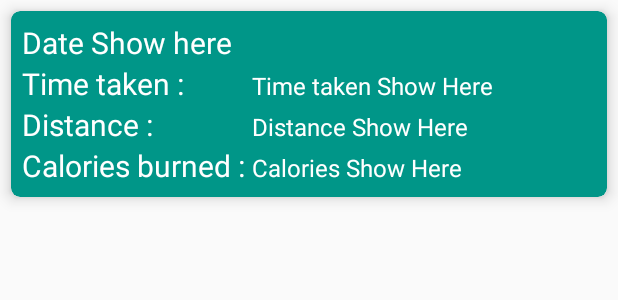
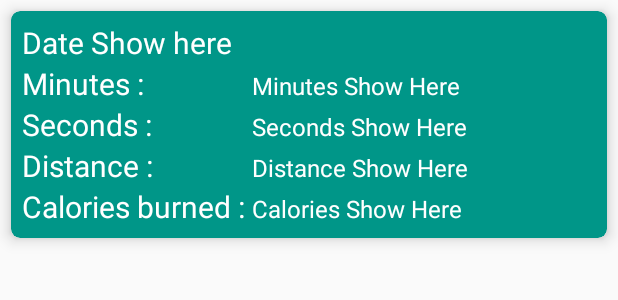
Before and after one commit to fugrammer/ParkConnectorRunningApp, an Android app: the layout cardview.xml on its own in the app's theme, with its tools: preview values and no code run, on a phone screen of 412 x 824 dp. Shown: the top 300 px of the screen. Run offline under Robolectric (Android 15) with nearby library versions, the phone set to English and light mode, and no system bars.

Commit message:
fixed profile, workoutsummary

```diff
--- a/app/src/main/java/com/example/a2006_3/parkconnectorrunningapp/RoutePlanning/Profile.java
+++ b/app/src/main/java/com/example/a2006_3/parkconnectorrunningapp/RoutePlanning/Profile.java
@@ -48,7 +48,7 @@ public class Profile extends AppCompatActivity implements ProfileAPI.RequestList
 
         //Get data from backend to show user's history of routes
         // to-do: some way to pass username into ProfileAPI()
-        new ProfileAPI("songwei",this).execute(); // for testing only
+        new ProfileAPI("trudy",this).execute(); // for testing only
 
     }
     @Override
@@ -61,7 +61,9 @@ public class Profile extends AppCompatActivity implements ProfileAPI.RequestList
 
                 try {
                     JSONObject object = reader.getJSONObject(i);
-                    GetDataAdapter2.setTime(object.getInt("timetaken"));
+                    //GetDataAdapter2.setTime(object.getInt("timetaken"));
+                    GetDataAdapter2.setMin(object.getInt("minutes"));
+                    GetDataAdapter2.setSec(object.getInt("seconds"));
                     GetDataAdapter2.setDist(object.getInt("distance"));
                     GetDataAdapter2.setCal(object.getInt("calorie"));
                     GetDataAdapter2.setDate(object.getString("date"));
--- a/app/src/main/res/layout/cardview.xml
+++ b/app/src/main/res/layout/cardview.xml
@@ -20,53 +20,75 @@
         android:layout_height="wrap_content">
 
         <TableRow>
+
             <TextView
                 android:id="@+id/datetextView"
                 android:layout_width="wrap_content"
                 android:layout_height="wrap_content"
-                android:textSize="20dp"
                 android:text="Date Show here "
                 android:textColor="#ffff"
-                />
+                android:textSize="20dp" />
         </TableRow>
 
         <TableRow>
+
             <TextView
                 android:id="@+id/timelabel"
                 android:layout_width="wrap_content"
                 android:layout_height="wrap_content"
-                android:textSize="20dp"
-                android:text="Time taken : "
+                android:text="Minutes : "
                 android:textColor="#ffff"
-                />
+                android:textSize="20dp" />
+
 
             <TextView
-                android:id="@+id/timetextView"
+                android:id="@+id/mintextView"
                 android:layout_width="wrap_content"
                 android:layout_height="wrap_content"
-                android:textSize="16dp"
-                android:text="Time taken Show Here"
-                android:textColor="#ffff"/>
+                android:text="Minutes Show Here"
+                android:textColor="#ffff"
+                android:textSize="16dp" />
+
         </TableRow>
 
         <TableRow>
+
+            <TextView
+                android:id="@+id/seclabel"
+                android:layout_width="wrap_content"
+                android:layout_height="wrap_content"
+                android:text="Seconds : "
+                android:textColor="#ffff"
+                android:textSize="20dp" />
+
+
+            <TextView
+                android:id="@+id/sectextView"
+                android:layout_width="wrap_content"
+                android:layout_height="wrap_content"
+                android:text="Seconds Show Here"
+                android:textColor="#ffff"
+                android:textSize="16dp" />
+
+        </TableRow>
+
+        <TableRow>
+
             <TextView
                 android:id="@+id/distlabel"
                 android:layout_width="wrap_content"
                 android:layout_height="wrap_content"
-                android:textSize="20dp"
                 android:text="Distance : "
                 android:textColor="#ffff"
-                />
+                android:textSize="20dp" />
 
             <TextView
                 android:id="@+id/disttextView"
                 android:layout_width="wrap_content"
                 android:layout_height="wrap_content"
-                android:textSize="16dp"
                 android:text="Distance Show Here"
                 android:textColor="#ffff"
-                />
+                android:textSize="16dp" />
         </TableRow>
 
         <TableRow>
@@ -75,19 +97,17 @@
                 android:id="@+id/callabel"
                 android:layout_width="wrap_content"
                 android:layout_height="wrap_content"
-                android:textSize="20dp"
                 android:text="Calories burned : "
                 android:textColor="#ffff"
-                />
+                android:textSize="20dp" />
 
             <TextView
                 android:id="@+id/caltextView"
                 android:layout_width="wrap_content"
                 android:layout_height="wrap_content"
-                android:textSize="16dp"
                 android:text="Calories Show Here"
                 android:textColor="#ffff"
-                />
+                android:textSize="16dp" />
         </TableRow>
 
     </TableLayout>
```
Also changed, not shown: app/src/main/java/com/example/a2006_3/parkconnectorrunningapp/RoutePlanning/DataAdapter.java (+14 -5 lines), app/src/main/java/com/example/a2006_3/parkconnectorrunningapp/RoutePlanning/RecyclerViewAdapter.java (+6 -3 lines), app/src/main/res/layout/activity_workout_summary.xml (+29 -2 lines).
